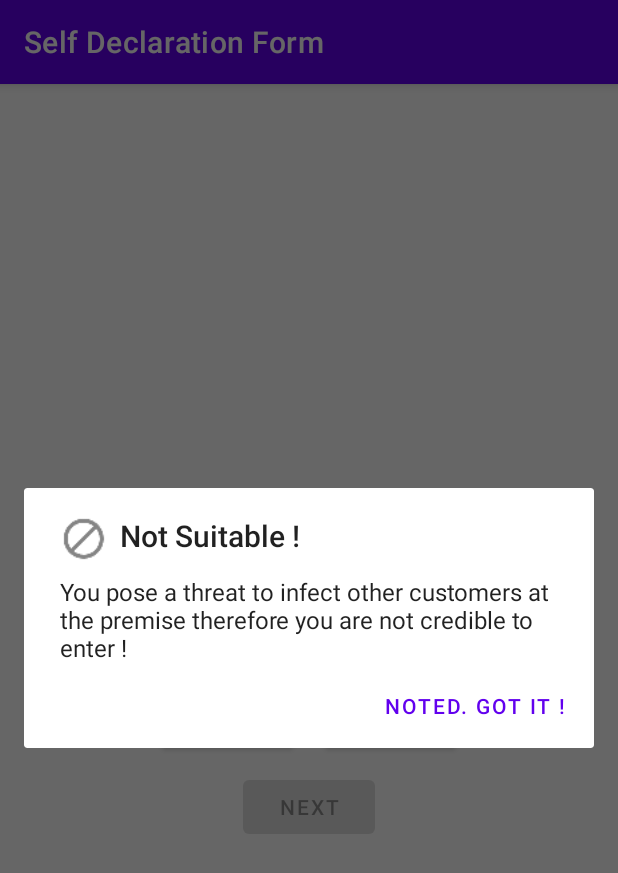
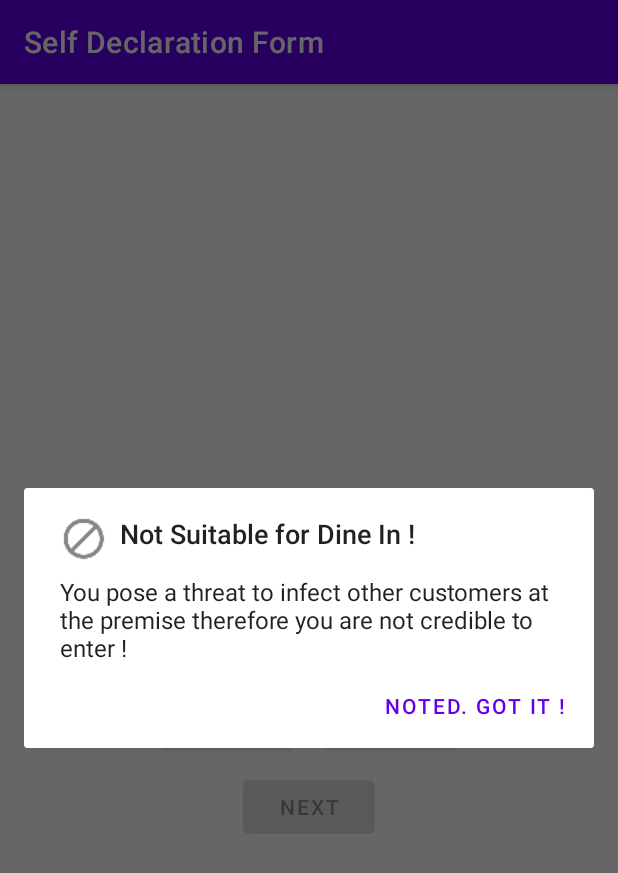
Before and after one commit to Danrockz777/Assign2, an Android app: the screen it shows after launch (MainActivity), after a tap on "YES", on a phone screen of 412 x 824 dp. Shown: the top 873 px of the screen. Run offline under Robolectric (Android 15) with nearby library versions, the phone set to English and light mode, and no system bars.

Commit message:
Quiz Part - updated string for alert title

```diff
--- a/app/src/main/res/values/strings.xml
+++ b/app/src/main/res/values/strings.xml
@@ -14,7 +14,7 @@
     <string name="the_end">The End</string>
 
     <!--Dialog for alert pop-up in Question Declaration Form-->
-    <string name="alert_title">Not Suitable !</string>
+    <string name="alert_title">Not Suitable for Dine In !</string>
     <string name="alert_message">You pose a threat to infect other customers at the premise therefore you are not credible to enter !</string>
     <string name="ok_button">Noted. Got it !</string>
     <string name="cancel_button">Cancel</string>
```
